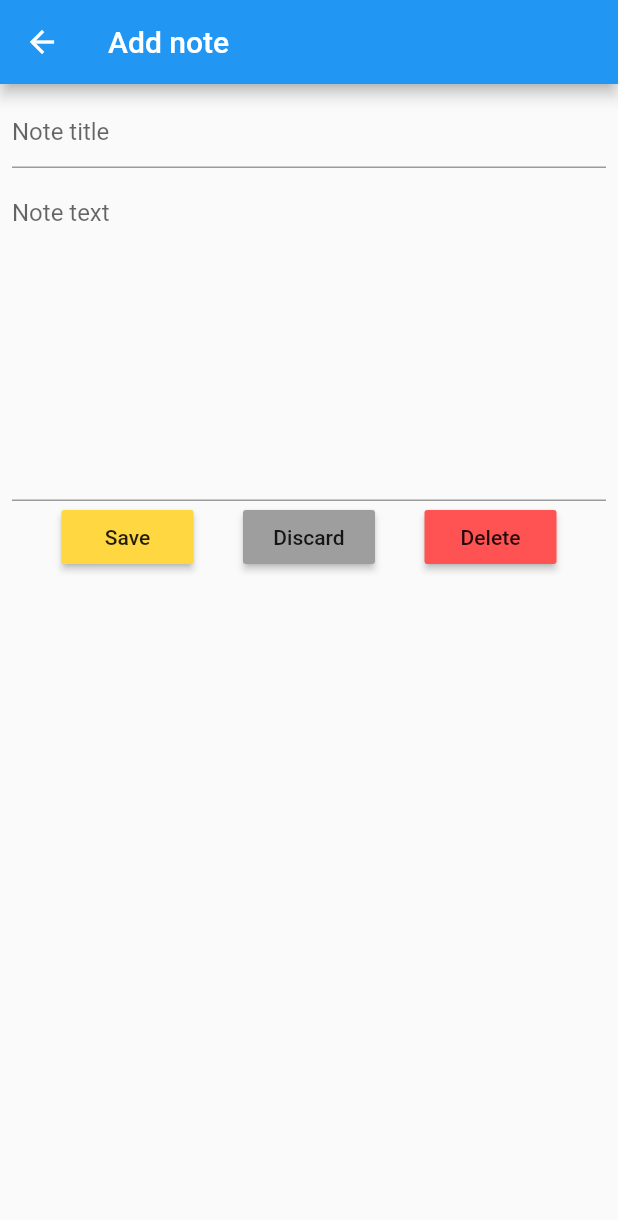
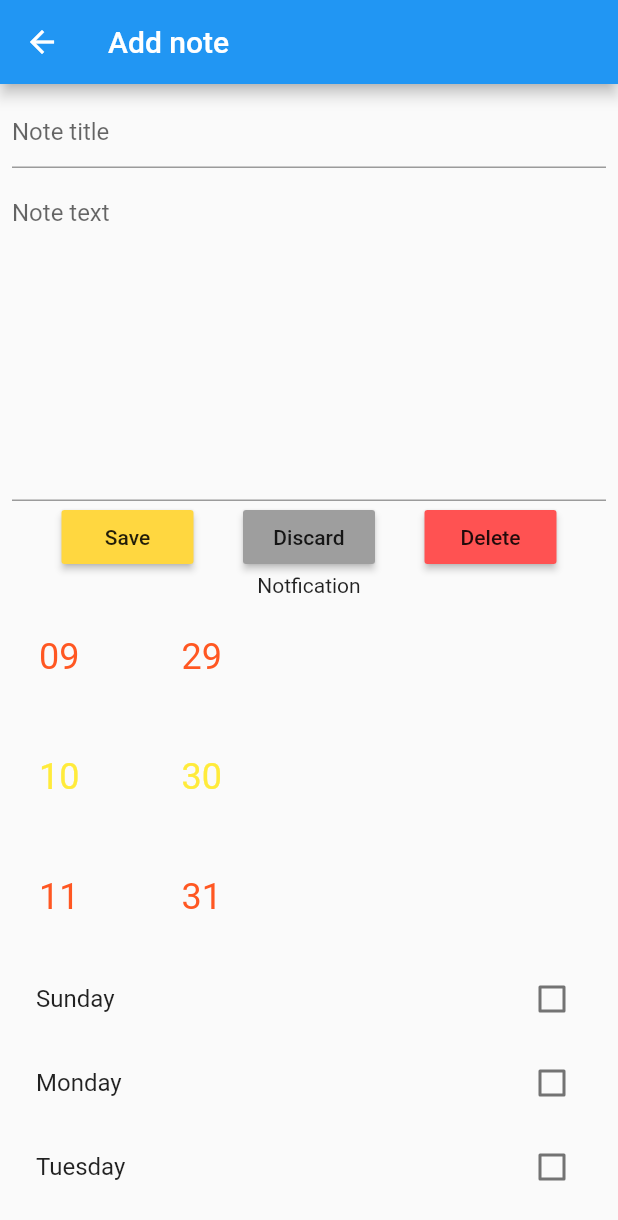
Before and after one commit to aRaimaiRu/FlutterSimpleNoteApp_sqflite-, a Flutter app: the Note screen opened directly, on a phone screen of 412 x 824 dp. Shown: the top 1220 px of the screen. Run offline on Flutter 3.47's test engine with Material 2 defaults, Android fonts, the phone set to English and light mode, and no system bars; drawn by our look-alikes of flutter_time_picker_spinner; our stand-ins replace datetime_picker_formfield, sqflite; accounts and stored records are empty.

Commit message:
Add ui for noti

```diff
--- a/lib/views/note.dart
+++ b/lib/views/note.dart
@@ -1,6 +1,7 @@
 import 'package:flutter/material.dart';
 // import 'package:noteapp/inherited_widget/note_inherited_widget.dart';
 import 'package:noteapp/provider/provider.dart';
+import 'schedule_option.dart';
 
 enum NoteMode { Editing, Adding }
 
@@ -16,6 +17,7 @@ class Note extends StatefulWidget {
 class _NoteState extends State<Note> {
   final TextEditingController _titleController = TextEditingController();
   final TextEditingController _textController = TextEditingController();
+  bool isSun = false;
 
   // List<Map<String, String>> get _notes => NoteInheritedWidget.of(context).notes;
 
@@ -80,7 +82,9 @@ class _NoteState extends State<Note> {
                   Navigator.pop(context);
                 }),
               ],
-            )
+            ),
+            Text("Notfication"),
+            Notfication_optionlist(),
           ],
         ),
       ),
--- /dev/null
+++ b/lib/views/schedule_option.dart
@@ -0,0 +1,115 @@
+import 'package:flutter/material.dart';
+import 'package:datetime_picker_formfield/datetime_picker_formfield.dart';
+import 'package:intl/intl.dart';
+import 'package:flutter_time_picker_spinner/flutter_time_picker_spinner.dart';
+
+class Notfication_optionlist extends StatefulWidget {
+  @override
+  _Notfication_optionlistState createState() => _Notfication_optionlistState();
+}
+
+class _Notfication_optionlistState extends State<Notfication_optionlist> {
+  // final _formKey = GlobalKey<FormState>();
+  DateTime initialValue = DateTime.now();
+
+  Widget my_widget() {
+    return new TimePickerSpinner(
+      is24HourMode: true,
+      normalTextStyle: TextStyle(fontSize: 24, color: Colors.deepOrange),
+      highlightedTextStyle: TextStyle(fontSize: 24, color: Colors.yellow),
+      spacing: 50,
+      itemHeight: 80,
+      isForce2Digits: true,
+      onTimeChange: (time) {
+        setState(() {
+          initialValue = time;
+        });
+        print(initialValue);
+      },
+    );
+  }
+
+  @override
+  Widget build(BuildContext context) {
+    return Expanded(
+      child: ListView(
+        children: <Widget>[
+          Container(child: my_widget()),
+          ComplexDateTimeField(),
+        ],
+      ),
+    );
+  }
+}
+
+class ComplexDateTimeField extends StatefulWidget {
+  @override
+  _ComplexDateTimeFieldState createState() => _ComplexDateTimeFieldState();
+}
+
+class _ComplexDateTimeFieldState extends State<ComplexDateTimeField> {
+  DateTime initialValue = DateTime.now();
+
+  bool isSun = false;
+  bool isMon = false;
+  bool isTue = false;
+  bool isWed = false;
+  bool isThr = false;
+  bool isFri = false;
+  bool isSat = false;
+
+  @override
+  Widget build(BuildContext context) {
+    return Column(children: <Widget>[
+      CheckboxListTile(
+        title: Text('Sunday'),
+        value: isSun,
+        onChanged: (value) {
+          setState(() => isSun = value);
+        },
+      ),
+      CheckboxListTile(
+        title: Text('Monday'),
+        value: isMon,
+        onChanged: (value) {
+          setState(() => isMon = value);
+        },
+      ),
+      CheckboxListTile(
+        title: Text('Tuesday'),
+        value: isTue,
+        onChanged: (value) {
+          setState(() => isTue = value);
+        },
+      ),
+      CheckboxListTile(
+        title: Text('Wednesday'),
+        value: isWed,
+        onChanged: (value) {
+          setState(() => isWed = value);
+        },
+      ),
+      CheckboxListTile(
+        title: Text('Thrusday'),
+        value: isThr,
+        onChanged: (value) {
+          setState(() => isThr = value);
+        },
+      ),
+      CheckboxListTile(
+        title: Text('Friday'),
+        value: isFri,
+        onChanged: (value) {
+          setState(() => isFri = value);
+        },
+      ),
+      CheckboxListTile(
+        title: Text('Saturday'),
+        value: isSat,
+        onChanged: (value) {
+          setState(() => isSat = value);
+        },
+      ),
+    ]);
+  }
+}
--- a/pubspec.yaml
+++ b/pubspec.yaml
@@ -24,6 +24,8 @@ dependencies:
   flutter:
     sdk: flutter
   sqflite: ^1.3.2+1
+  datetime_picker_formfield: ^1.0.0
+  flutter_time_picker_spinner: ^1.0.6+1
 
   # The following adds the Cupertino Icons font to your application.
   # Use with the CupertinoIcons class for iOS style icons.
```
Also changed, not shown: pubspec.lock.
